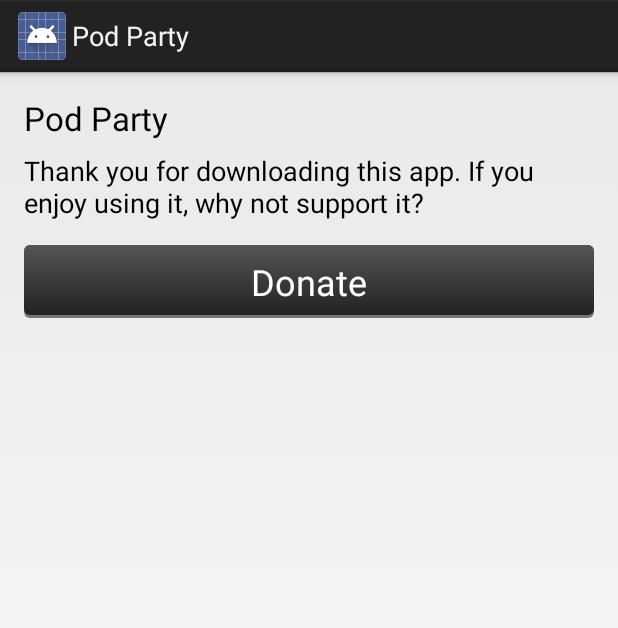
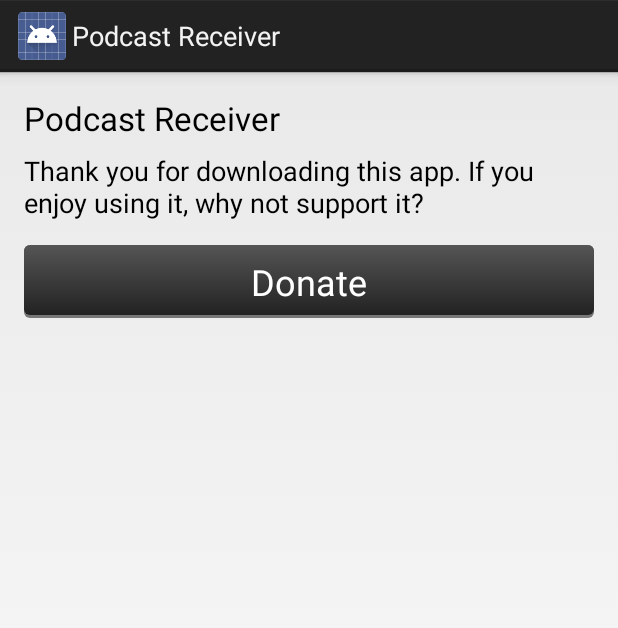
Before and after one commit to cjdell/Android-PodClient, an Android app: the layout fragment_about.xml on its own in the app's theme, with its tools: preview values and no code run, on a phone screen of 412 x 824 dp. Shown: the top 628 px of the screen. Run offline under Robolectric (Android 15) with nearby library versions, the phone set to English and light mode, and no system bars.

Commit message:
Changed app name

```diff
--- a/PodClient/src/main/res/values/strings.xml
+++ b/PodClient/src/main/res/values/strings.xml
@@ -1,7 +1,7 @@
 <?xml version="1.0" encoding="utf-8"?>
 <resources>
 
-    <string name="app_name">Pod Party</string>
+    <string name="app_name">Podcast Receiver</string>
     <string name="title_feed_detail">Feed Detail</string>
     <string name="title_activity_feed_list">FeedList</string>
     <string name="hello_world">Hello world!</string>
```
Also changed, not shown: 1 other file.
